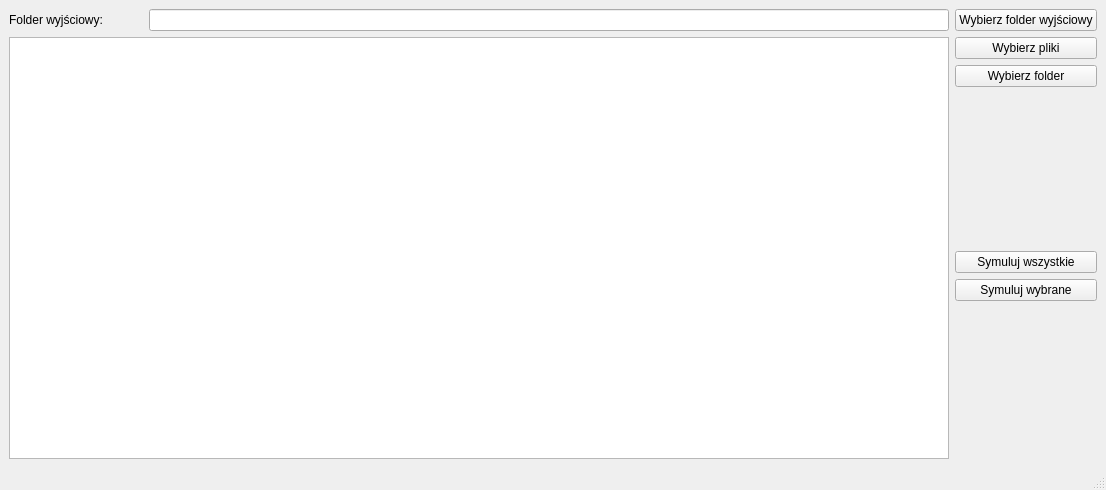
Qt form src/taio_gui/mainwindow.ui (nikonowiczp/taio_set_family) before a commit.
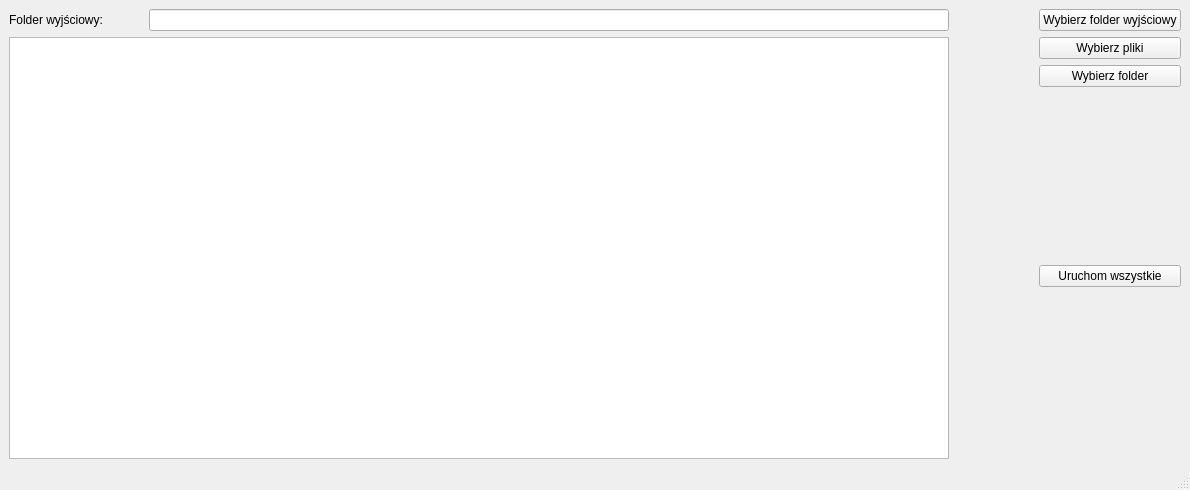
The same form after that commit.

```diff
--- a/src/taio_gui/mainwindow.ui
+++ b/src/taio_gui/mainwindow.ui
@@ -6,7 +6,7 @@
    <rect>
     <x>0</x>
     <y>0</y>
-    <width>757</width>
+    <width>1190</width>
     <height>490</height>
    </rect>
   </property>
@@ -122,14 +122,7 @@
         <item>
          <widget class="QPushButton" name="simulateAllButton">
           <property name="text">
-           <string>Symuluj wszystkie</string>
-          </property>
-         </widget>
-        </item>
-        <item>
-         <widget class="QPushButton" name="simulateChosenButton">
-          <property name="text">
-           <string>Symuluj wybrane</string>
+           <string>Uruchom wszystkie</string>
           </property>
          </widget>
         </item>
```
Left out of the diff: 2 changed lines with no effect on the pictures.
